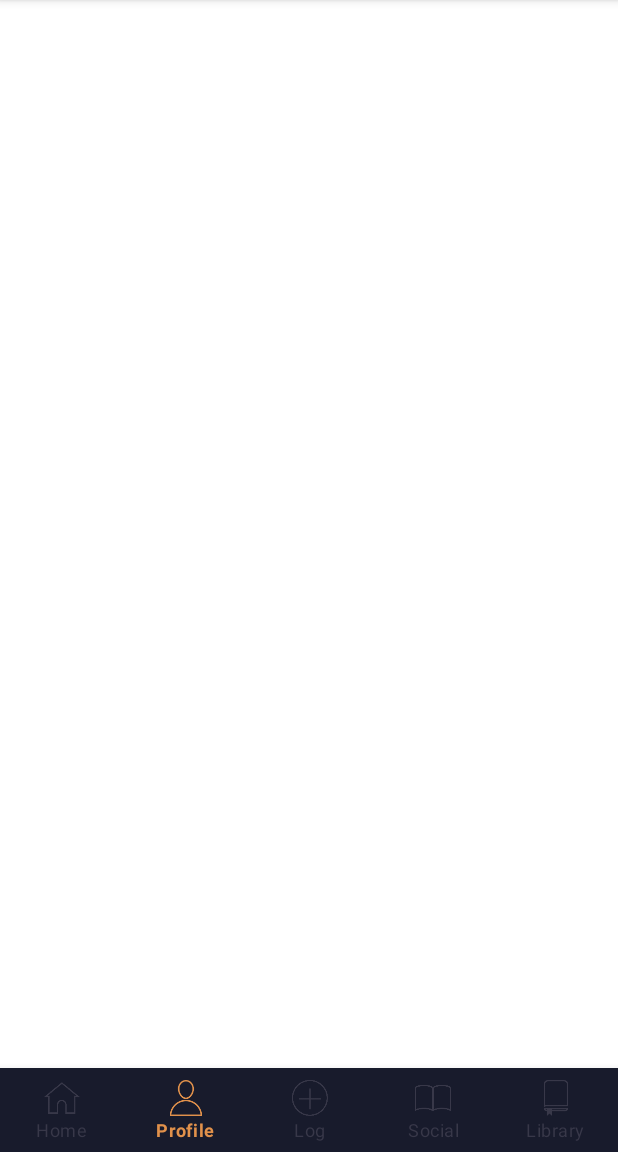
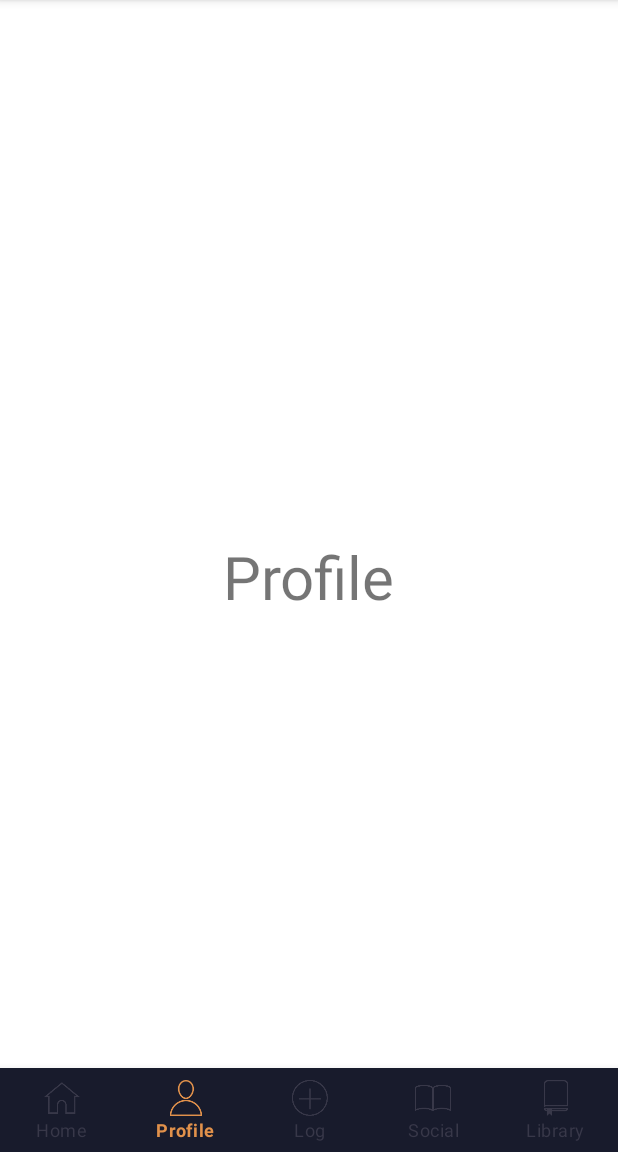
Before and after one commit to Hybridpanda/team_rocket, an Android app: the NavigationActivity screen opened directly, with no data from a screen before it, item 2 of the bottom bar chosen, on a phone screen of 412 x 824 dp, the part 84-1236 px from its top. Run offline under Robolectric (Android 15) with nearby library versions, the phone set to English and light mode, and no system bars.

Commit message:
Fragments setup and working with navigation bar. Warnings relate to switch statement, can be ignored for now

```diff
--- a/app/src/main/java/com/example/novulis_dev_app_v01/NavigationActivity.java
+++ b/app/src/main/java/com/example/novulis_dev_app_v01/NavigationActivity.java
@@ -2,10 +2,17 @@ package com.example.novulis_dev_app_v01;
 
 import androidx.annotation.NonNull;
 import androidx.appcompat.app.AppCompatActivity;
+import androidx.fragment.app.Fragment;
 
 import android.os.Bundle;
 import android.view.MenuItem;
+import android.widget.FrameLayout;
 
+import com.example.novulis_dev_app_v01.fragments.HomeFragment;
+import com.example.novulis_dev_app_v01.fragments.LibraryFragment;
+import com.example.novulis_dev_app_v01.fragments.LogFragment;
+import com.example.novulis_dev_app_v01.fragments.ProfileFragment;
+import com.example.novulis_dev_app_v01.fragments.SocialFragment;
 import com.google.android.material.bottomnavigation.BottomNavigationView;
 import com.google.android.material.navigation.NavigationBarItemView;
 import com.google.android.material.navigation.NavigationBarView;
@@ -14,22 +21,53 @@ public class NavigationActivity extends AppCompatActivity {
 
     BottomNavigationView bottomNavigationView;
     NavigationBarItemView navigationBarItemView;
+    FrameLayout frameLayout;
 
     @Override
     protected void onCreate(Bundle savedInstanceState) {
         super.onCreate(savedInstanceState);
         setContentView(R.layout.activity_navigation);
 
+        loadFragments(new HomeFragment());
+
         bottomNavigationView = findViewById(R.id.bottomNavigationView);
         bottomNavigationView.setOnItemSelectedListener(new NavigationBarView.OnItemSelectedListener() {
             @Override
             public boolean onNavigationItemSelected(@NonNull MenuItem item) {
+
+                Fragment fragment = null;
+
                 int id = item.getItemId();
-                switch(id) {
-                    // check
+
+                switch (id) {
+                    case R.id.homeFragment:
+                        fragment = new HomeFragment();
+                        break;
+                    case R.id.profileFragment:
+                        fragment = new ProfileFragment();
+                        break;
+                    case R.id.logFragment:
+                        fragment = new LogFragment();
+                        break;
+                    case R.id.socialFragment:
+                        fragment = new SocialFragment();
+                        break;
+                    case R.id.libraryFragment:
+                        fragment = new LibraryFragment();
+                        break;
                 }
-                return true;
+
+                return loadFragments(fragment);
             }
         });
     }
+
+    public boolean loadFragments(Fragment fragment) {
+        if (fragment != null) {
+            getSupportFragmentManager().beginTransaction()
+                    .replace(R.id.fragmentContainerView, fragment)
+                    .commit();
+        }
+        return true;
+    }
 }
--- a/app/src/main/res/layout/activity_main.xml
+++ b/app/src/main/res/layout/activity_main.xml
@@ -9,7 +9,7 @@
     tools:context=".MainActivity">
 
     <Button
-        android:id="@+id/button"
+        android:id="@+id/loginBtn"
         android:layout_width="177dp"
         android:layout_height="57dp"
         android:backgroundTint="#383849"
--- a/app/src/main/res/layout/activity_navigation.xml
+++ b/app/src/main/res/layout/activity_navigation.xml
@@ -6,29 +6,33 @@
     android:layout_height="match_parent"
     tools:context=".NavigationActivity">
 
-    <FrameLayout
-        android:id="@+id/flFragment"
-        android:layout_width="match_parent"
-        android:layout_height="0dp"
-        app:layout_constraintBottom_toTopOf="@+id/bottomNavigationView"
-        app:layout_constraintEnd_toEndOf="parent"
-        app:layout_constraintHorizontal_bias="0.5"
-        app:layout_constraintStart_toStartOf="parent"
-        app:layout_constraintTop_toTopOf="parent" />
-
     <com.google.android.material.bottomnavigation.BottomNavigationView
         android:id="@+id/bottomNavigationView"
         android:layout_width="match_parent"
         android:layout_height="wrap_content"
         android:background="@color/backgroundGrey"
         android:backgroundTint="@color/highlightGrey"
+        app:itemIconTint="@drawable/nav_bar_selector"
+        app:itemTextColor="@drawable/nav_bar_selector"
+        app:labelVisibilityMode="labeled"
         app:layout_constraintBottom_toBottomOf="parent"
         app:layout_constraintEnd_toEndOf="parent"
         app:layout_constraintHorizontal_bias="0.0"
         app:layout_constraintStart_toStartOf="parent"
-        app:menu="@menu/bottom_nav_menu"
-        app:labelVisibilityMode="labeled"
-        app:itemIconTint="@drawable/nav_bar_selector"
-        app:itemTextColor="@drawable/nav_bar_selector"/>
+        app:menu="@menu/bottom_nav_menu">
+
+    </com.google.android.material.bottomnavigation.BottomNavigationView>
+
+    <androidx.fragment.app.FragmentContainerView
+        android:id="@+id/fragmentContainerView"
+        android:name="androidx.navigation.fragment.NavHostFragment"
+        android:layout_width="match_parent"
+        android:layout_height="match_parent"
+        app:defaultNavHost="true"
+        app:layout_constraintBottom_toBottomOf="parent"
+        app:layout_constraintEnd_toEndOf="parent"
+        app:layout_constraintStart_toStartOf="parent"
+        app:layout_constraintTop_toTopOf="parent"
+        app:navGraph="@navigation/app_nav" />
 
 </androidx.constraintlayout.widget.ConstraintLayout>
--- a/app/src/main/res/layout/fragment_home.xml
+++ b/app/src/main/res/layout/fragment_home.xml
@@ -5,7 +5,7 @@
     android:id="@+id/frameLayout"
     android:layout_width="match_parent"
     android:layout_height="match_parent"
-    tools:context=".HomeFragment">
+    tools:context=".fragments.HomeFragment">
 
     <!-- TODO: Update blank fragment layout -->
     <TextView
--- a/app/src/main/res/layout/fragment_library.xml
+++ b/app/src/main/res/layout/fragment_library.xml
@@ -5,7 +5,7 @@
     android:id="@+id/frameLayout2"
     android:layout_width="match_parent"
     android:layout_height="match_parent"
-    tools:context=".LibraryFragment">
+    tools:context=".fragments.LibraryFragment">
 
     <!-- TODO: Update blank fragment layout -->
     <TextView
--- a/app/src/main/res/layout/fragment_log.xml
+++ b/app/src/main/res/layout/fragment_log.xml
@@ -5,7 +5,7 @@
     android:id="@+id/frameLayout3"
     android:layout_width="match_parent"
     android:layout_height="match_parent"
-    tools:context=".LogFragment">
+    tools:context=".fragments.LogFragment">
 
     <!-- TODO: Update blank fragment layout -->
     <TextView
--- a/app/src/main/res/layout/fragment_profile.xml
+++ b/app/src/main/res/layout/fragment_profile.xml
@@ -5,7 +5,7 @@
     android:id="@+id/frameLayout4"
     android:layout_width="match_parent"
     android:layout_height="match_parent"
-    tools:context=".ProfileFragment">
+    tools:context=".fragments.ProfileFragment">
 
     <!-- TODO: Update blank fragment layout -->
     <TextView
--- a/app/src/main/res/layout/fragment_social.xml
+++ b/app/src/main/res/layout/fragment_social.xml
@@ -5,7 +5,7 @@
     android:id="@+id/frameLayout5"
     android:layout_width="match_parent"
     android:layout_height="match_parent"
-    tools:context=".SocialFragment">
+    tools:context=".fragments.SocialFragment">
 
     <!-- TODO: Update blank fragment layout -->
     <TextView
--- a/app/src/main/res/navigation/app_nav.xml
+++ b/app/src/main/res/navigation/app_nav.xml
@@ -7,27 +7,27 @@
 
     <fragment
         android:id="@+id/homeFragment"
-        android:name="com.example.novulis_dev_app_v01.HomeFragment"
+        android:name="com.example.novulis_dev_app_v01.fragments.HomeFragment"
         android:label="fragment_home"
         tools:layout="@layout/fragment_home" />
     <fragment
         android:id="@+id/profileFragment"
-        android:name="com.example.novulis_dev_app_v01.ProfileFragment"
+        android:name="com.example.novulis_dev_app_v01.fragments.ProfileFragment"
         android:label="fragment_profile"
         tools:layout="@layout/fragment_profile" />
     <fragment
         android:id="@+id/logFragment"
-        android:name="com.example.novulis_dev_app_v01.LogFragment"
+        android:name="com.example.novulis_dev_app_v01.fragments.LogFragment"
         android:label="fragment_log"
         tools:layout="@layout/fragment_log" />
     <fragment
         android:id="@+id/socialFragment"
-        android:name="com.example.novulis_dev_app_v01.SocialFragment"
+        android:name="com.example.novulis_dev_app_v01.fragments.SocialFragment"
         android:label="fragment_social"
         tools:layout="@layout/fragment_social" />
     <fragment
         android:id="@+id/libraryFragment"
-        android:name="com.example.novulis_dev_app_v01.LibraryFragment"
+        android:name="com.example.novulis_dev_app_v01.fragments.LibraryFragment"
         android:label="fragment_library"
         tools:layout="@layout/fragment_library" />
 </navigation>
```
Also changed, not shown: app/src/main/java/com/example/novulis_dev_app_v01/MainActivity.java (+11 -0 lines), app/src/main/java/com/example/novulis_dev_app_v01/fragments/HomeFragment.java (renamed from app/src/main/java/com/example/novulis_dev_app_v01/LibraryFragment.java, +10 -8 lines), app/src/main/java/com/example/novulis_dev_app_v01/fragments/LibraryFragment.java (renamed from app/src/main/java/com/example/novulis_dev_app_v01/HomeFragment.java, +10 -8 lines), app/src/main/java/com/example/novulis_dev_app_v01/fragments/LogFragment.java (renamed from app/src/main/java/com/example/novulis_dev_app_v01/ProfileFragment.java, +10 -8 lines), app/src/main/java/com/example/novulis_dev_app_v01/fragments/ProfileFragment.java (renamed from app/src/main/java/com/example/novulis_dev_app_v01/SocialFragment.java, +10 -8 lines), app/src/main/java/com/example/novulis_dev_app_v01/fragments/SocialFragment.java (renamed from app/src/main/java/com/example/novulis_dev_app_v01/LogFragment.java, +10 -8 lines).
